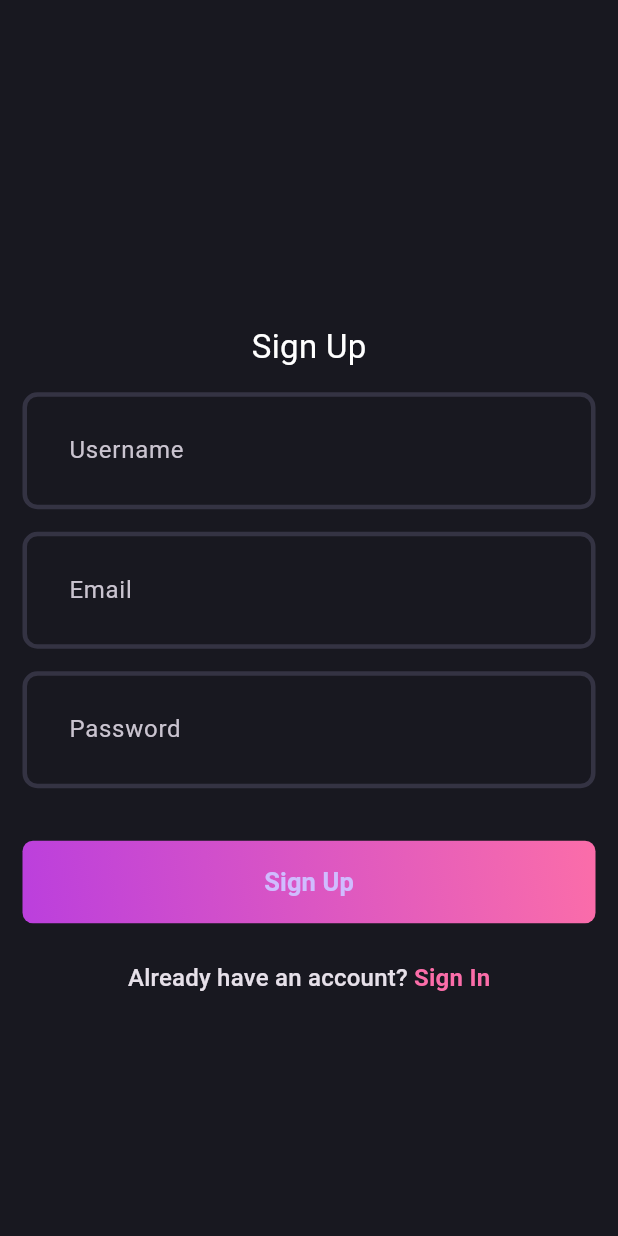
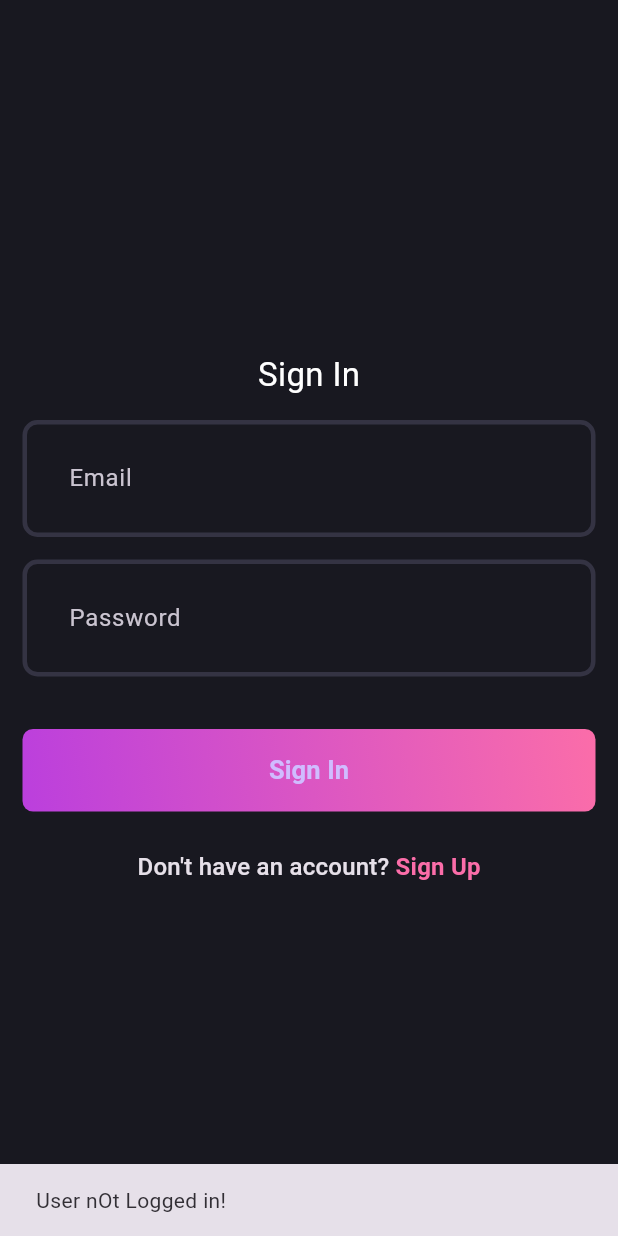
Before and after one commit to yadhunsajith2002/blog_app, a Flutter app: the first screen one second after launch, on a phone screen of 412 x 824 dp. Run offline on Flutter 3.47's test engine with Material 3 defaults, Android fonts, the phone set to English and light mode, and no system bars; our stand-ins replace flutter_bloc, fpdart, get_it, supabase_flutter; accounts and stored records are empty.

Commit message:
auth feature completed

```diff
--- /dev/null
+++ b/lib/core/common/cubits/app_user/app_user_cubit.dart
@@ -0,0 +1,17 @@
+import 'package:blog_app/core/common/entities/user.dart';
+import 'package:flutter/material.dart';
+import 'package:flutter_bloc/flutter_bloc.dart';
+
+part 'app_user_state.dart';
+
+class AppUserCubit extends Cubit<AppUserState> {
+  AppUserCubit() : super(AppUserInitial());
+
+  void updateUser(User? user) {
+    if (user == null) {
+      emit(AppUserInitial());
+    } else {
+      emit(AppuserLoggedIn(user));
+    }
+  }
+}
--- /dev/null
+++ b/lib/core/common/cubits/app_user/app_user_state.dart
@@ -0,0 +1,12 @@
+part of 'app_user_cubit.dart';
+
+@immutable
+sealed class AppUserState {}
+
+final class AppUserInitial extends AppUserState {}
+
+final class AppuserLoggedIn extends AppUserState {
+  final User user;
+
+  AppuserLoggedIn(this.user);
+}
--- a/lib/features/auth/data/repositories/auth_repository_impl.dart
+++ b/lib/features/auth/data/repositories/auth_repository_impl.dart
@@ -1,7 +1,7 @@
 import 'package:blog_app/core/error/exceptions.dart';
 import 'package:blog_app/core/error/failures.dart';
 import 'package:blog_app/features/auth/data/datasources/auth_remote_data_source.dart';
-import 'package:blog_app/features/auth/domain/entities/user.dart';
+import 'package:blog_app/core/common/entities/user.dart';
 import 'package:blog_app/features/auth/domain/repository/auth_repository.dart';
 import 'package:fpdart/fpdart.dart';
 import 'package:supabase_flutter/supabase_flutter.dart' as sb;
@@ -10,6 +10,19 @@ class AuthRepositoryImpl implements AuthRepository {
   final AuthRemoteDataSource remoteDataSource;
 
   AuthRepositoryImpl(this.remoteDataSource);
+  @override
+  Future<Either<Failure, User>> currentUser() async {
+    try {
+      final user = await remoteDataSource.getCurrentUserData();
+      if (user == null) {
+        return left(Failure("User nOt Logged in!"));
+      }
+      return right(user);
+    } on ServerException catch (e) {
+      return left(Failure(e.message));
+    }
+  }
+
   @override
   Future<Either<Failure, User>> loginWithEmailPassword(
       {required String email, required String password}) async {
--- a/lib/features/auth/domain/repository/auth_repository.dart
+++ b/lib/features/auth/domain/repository/auth_repository.dart
@@ -1,5 +1,5 @@
 import 'package:blog_app/core/error/failures.dart';
-import 'package:blog_app/features/auth/domain/entities/user.dart';
+import 'package:blog_app/core/common/entities/user.dart';
 import 'package:fpdart/fpdart.dart';
 
 abstract interface class AuthRepository {
@@ -12,4 +12,5 @@ abstract interface class AuthRepository {
     required String email,
     required String password,
   });
+  Future<Either<Failure, User>> currentUser();
 }
--- a/lib/features/auth/domain/usecases/current_user.dart
+++ b/lib/features/auth/domain/usecases/current_user.dart
@@ -1,16 +1,16 @@
-// import 'package:blog_app/core/error/failures.dart';
-// import 'package:blog_app/core/usecase/usecase.dart';
-// import 'package:blog_app/features/auth/domain/entities/user.dart';
+import 'package:blog_app/core/error/failures.dart';
+import 'package:blog_app/core/usecase/usecase.dart';
+import 'package:blog_app/core/common/entities/user.dart';
 
-// import 'package:blog_app/features/auth/domain/repository/auth_repository.dart';
-// import 'package:fpdart/fpdart.dart';
+import 'package:blog_app/features/auth/domain/repository/auth_repository.dart';
+import 'package:fpdart/fpdart.dart';
 
-// class CurrentUser implements UseCase<User, NoParams> {
-//   final AuthRepository authRepository;
-//   CurrentUser(this.authRepository);
+class CurrentUser implements UseCase<User, NoParams> {
+  final AuthRepository authRepository;
+  CurrentUser(this.authRepository);
 
-//   @override
-//   Future<Either<Failure, User>> call(NoParams params) async {
-//     return await authRepository.currentUser();
-//   }
-// }
+  @override
+  Future<Either<Failure, User>> call(NoParams params) async {
+    return await authRepository.currentUser();
+  }
+}
--- a/lib/features/auth/domain/usecases/user_login.dart
+++ b/lib/features/auth/domain/usecases/user_login.dart
@@ -1,6 +1,6 @@
 import 'package:blog_app/core/error/failures.dart';
 import 'package:blog_app/core/usecase/usecase.dart';
-import 'package:blog_app/features/auth/domain/entities/user.dart';
+import 'package:blog_app/core/common/entities/user.dart';
 
 import 'package:blog_app/features/auth/domain/repository/auth_repository.dart';
 import 'package:fpdart/fpdart.dart';
--- a/lib/features/auth/domain/usecases/user_sign_up.dart
+++ b/lib/features/auth/domain/usecases/user_sign_up.dart
@@ -1,4 +1,4 @@
-import 'package:blog_app/features/auth/domain/entities/user.dart';
+import 'package:blog_app/core/common/entities/user.dart';
 import 'package:fpdart/src/either.dart';
 
 import 'package:blog_app/core/error/failures.dart';
--- a/lib/features/auth/presentation/bloc/auth_bloc.dart
+++ b/lib/features/auth/presentation/bloc/auth_bloc.dart
@@ -1,4 +1,9 @@
-import 'package:blog_app/features/auth/domain/entities/user.dart';
+import 'dart:async';
+
+import 'package:blog_app/core/common/cubits/app_user/app_user_cubit.dart';
+import 'package:blog_app/core/usecase/usecase.dart';
+import 'package:blog_app/core/common/entities/user.dart';
+import 'package:blog_app/features/auth/domain/usecases/current_user.dart';
 import 'package:blog_app/features/auth/domain/usecases/user_login.dart';
 import 'package:flutter/material.dart';
 import 'package:flutter_bloc/flutter_bloc.dart';
@@ -12,14 +17,23 @@ class AuthBloc extends Bloc<AuthEvent, AuthState> {
   final UserSignUp _userSignUp;
   final UserLogin _userLogin;
 
+  final CurrentUser _currentUser;
+  final AppUserCubit _appUserCubit;
+
   AuthBloc({
     required UserSignUp userSignUp,
     required UserLogin userLogin,
+    required CurrentUser currentUser,
+    required AppUserCubit appUserCubit,
   })  : _userSignUp = userSignUp,
         _userLogin = userLogin,
+        _currentUser = currentUser,
+        _appUserCubit = appUserCubit,
         super(AuthInitial()) {
+    on<AuthEvent>((_, emit) => emit(AuthLoading()));
     on<AuthSignUp>(_onAuthSignUp);
     on<AuthLogin>(_onAuthLogin);
+    on<AuthUserLoggedIn>(_isUserLoggedin);
   }
 
   void _onAuthSignUp(AuthSignUp event, Emitter<AuthState> emit) async {
@@ -33,7 +47,8 @@ class AuthBloc extends Bloc<AuthEvent, AuthState> {
       (failure) => emit(
         AuthFailure(failure.message),
       ),
-        (user) => emit(AuthSuccess(user)));
+      (user) => _emitAuthSuccess(user, emit),
+    );
   }
 
   void _onAuthLogin(AuthLogin event, Emitter<AuthState> emit) async {
@@ -46,6 +61,21 @@ class AuthBloc extends Bloc<AuthEvent, AuthState> {
       (failure) => emit(
         AuthFailure(failure.message),
       ),
-        (user) => emit(AuthSuccess(user)));
+      (user) => _emitAuthSuccess(user, emit),
+    );
+  }
+
+  void _isUserLoggedin(AuthUserLoggedIn event, Emitter<AuthState> emit) async {
+    final res = await _currentUser(NoParams());
+
+    res.fold(
+      (l) => emit(AuthFailure(l.message)),
+      (r) => _emitAuthSuccess(r, emit),
+    );
+  }
+
+  void _emitAuthSuccess(User user, Emitter<AuthState> emit) {
+    _appUserCubit.updateUser(user);
+    emit(AuthSuccess(user));
   }
 }
--- a/lib/features/auth/presentation/bloc/auth_event.dart
+++ b/lib/features/auth/presentation/bloc/auth_event.dart
@@ -24,3 +24,5 @@ final class AuthLogin extends AuthEvent {
     required this.password,
   });
 }
+
+final class AuthUserLoggedIn extends AuthEvent {}
--- a/lib/main.dart
+++ b/lib/main.dart
@@ -1,6 +1,8 @@
+import 'package:blog_app/core/common/cubits/app_user/app_user_cubit.dart';
 import 'package:blog_app/core/theme/theme.dart';
 
 import 'package:blog_app/features/auth/presentation/bloc/auth_bloc.dart';
+import 'package:blog_app/features/auth/presentation/pages/login_page.dart';
 
 import 'package:blog_app/features/auth/presentation/pages/signup_page.dart';
 import 'package:blog_app/init_dependencies.dart';
@@ -13,23 +15,48 @@ void main() async {
   runApp(MultiBlocProvider(
     providers: [
       BlocProvider(
+        create: (context) => serviceLocator<AppUserCubit>(),
+      ),
+      BlocProvider(
         create: (context) => serviceLocator<AuthBloc>(),
-      )
+      ),
     ],
     child: const MyApp(),
   ));
 }
 
-class MyApp extends StatelessWidget {
+class MyApp extends StatefulWidget {
   const MyApp({super.key});
 
-  // This widget is the root of your application.
+  @override
+  State<MyApp> createState() => _MyAppState();
+}
+
+class _MyAppState extends State<MyApp> {
+  @override
+  void initState() {
+    super.initState();
+    context.read<AuthBloc>().add(AuthUserLoggedIn());
+  }
+
   @override
   Widget build(BuildContext context) {
     return MaterialApp(
       debugShowCheckedModeBanner: false,
       title: 'Blog App',
-      home: const SignUpPage(),
+      home: BlocSelector<AppUserCubit, AppUserState, bool>(
+        selector: (state) {
+          return state is AppuserLoggedIn;
+        },
+        builder: (context, isLoggedIn) {
+          if (isLoggedIn) {
+            return const Scaffold(
+              body: Center(child: Text("HomePage")),
+            );
+          }
+          return const LoginPage();
+        },
+      ),
       theme: AppTheme.darkThemeMode,
     );
   }
```
Also changed, not shown: lib/features/auth/data/datasources/auth_remote_data_source.dart (+21 -0 lines), lib/features/auth/data/model/user_model.dart (+12 -1 lines), lib/init_dependencies.dart (+22 -13 lines), lib/core/common/entities/user.dart (renamed from lib/features/auth/domain/entities/user.dart). Lines whose indentation alone changed are shown as unchanged.
